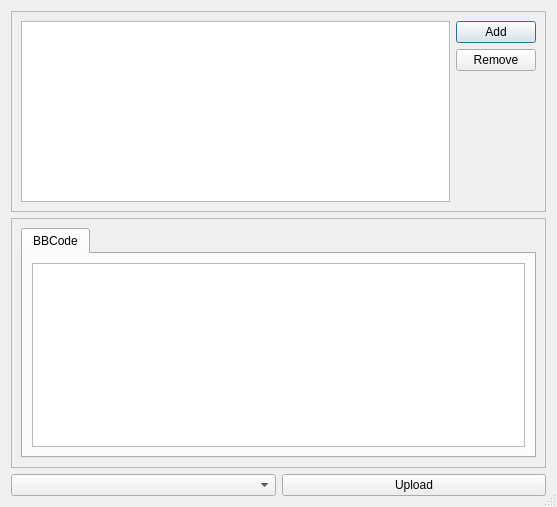
First picture: the form in ui.ui, repository Brandhor/pymguploader, before the edit.
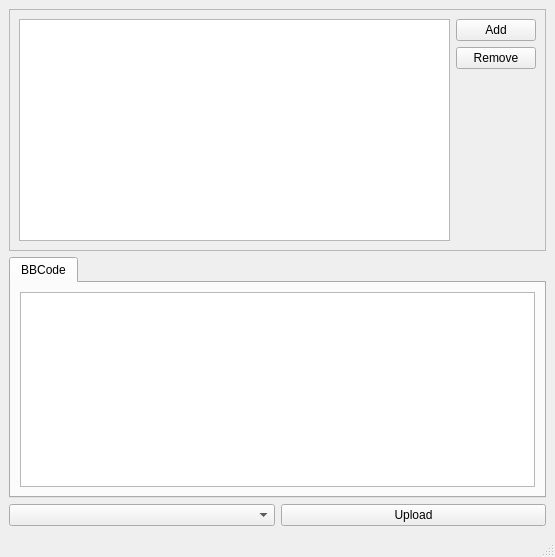
Second picture: the form after the edit.

Diff of the .ui file:
```diff
--- a/ui.ui
+++ b/ui.ui
@@ -1,20 +1,18 @@
 <ui version="4.0" >
- <class>Dialog</class>
- <widget class="QDialog" name="Dialog" >
+ <class>MainWindow</class>
+ <widget class="QMainWindow" name="MainWindow" >
   <property name="geometry" >
    <rect>
     <x>0</x>
     <y>0</y>
-    <width>557</width>
-    <height>507</height>
+    <width>555</width>
+    <height>557</height>
    </rect>
   </property>
   <property name="windowTitle" >
    <string>Image uploader</string>
   </property>
-  <property name="sizeGripEnabled" >
-   <bool>true</bool>
-  </property>
+  <widget class="QWidget" name="centralwidget" >
   <layout class="QVBoxLayout" >
    <item>
     <widget class="QFrame" name="frame" >
@@ -70,15 +68,6 @@
     </widget>
    </item>
    <item>
-    <widget class="QFrame" name="frame_2" >
-     <property name="frameShape" >
-      <enum>QFrame::StyledPanel</enum>
-     </property>
-     <property name="frameShadow" >
-      <enum>QFrame::Raised</enum>
-     </property>
-     <layout class="QVBoxLayout" >
-      <item>
        <widget class="QTabWidget" name="tabWidget" >
         <property name="currentIndex" >
          <number>0</number>
@@ -95,9 +84,6 @@
         </widget>
        </widget>
       </item>
-     </layout>
-    </widget>
-   </item>
    <item>
     <layout class="QHBoxLayout" >
      <item>
@@ -113,6 +99,18 @@
     </layout>
    </item>
   </layout>
+  </widget>
+  <widget class="QMenuBar" name="menubar" >
+   <property name="geometry" >
+    <rect>
+     <x>0</x>
+     <y>0</y>
+     <width>555</width>
+     <height>30</height>
+    </rect>
+   </property>
+  </widget>
+  <widget class="QStatusBar" name="statusbar" />
  </widget>
  <resources/>
  <connections/>
```
Left out of the diff: 2 changed lines with no effect on the pictures. Lines whose indentation alone changed are shown as unchanged.
